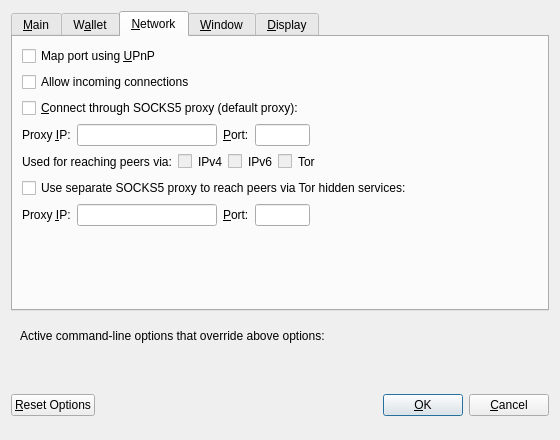
First picture: the form in src/qt/forms/optionsdialog.ui, repository dogecoin/dogecoin, before the edit.
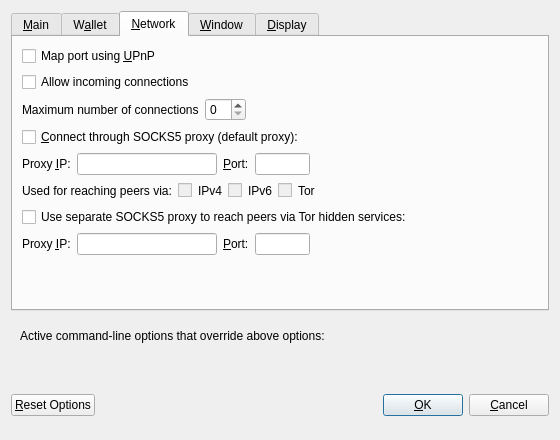
Second picture: the form after the edit. The open tabs and pages were chosen to show the change. Custom widgets are drawn as their Qt base class.

Commit message: Add max connection count GUI

What changed in the file:
```diff
--- a/src/qt/forms/optionsdialog.ui
+++ b/src/qt/forms/optionsdialog.ui
@@ -269,6 +269,43 @@
          </property>
         </widget>
        </item>
+       <item>
+        <layout class="QHBoxLayout" name="horizontalLayout_4_Main">
+         <item>
+          <widget class="QLabel" name="maxConnectionCountLabel">
+           <property name="text">
+            <string>Maximum number of connections</string>
+           </property>
+           <property name="textFormat">
+            <enum>Qt::PlainText</enum>
+           </property>
+           <property name="buddy">
+            <cstring>maxConnectionCount</cstring>
+           </property>
+          </widget>
+         </item>
+         <item>
+          <widget class="QSpinBox" name="maxConnectionCount">
+           <property name="toolTip">
+            <string>(0 = auto, &gt;0 = allow no more than that many optional connections)</string>
+           </property>
+          </widget>
+         </item>
+         <item>
+          <spacer name="horizontalSpacer_4_Main">
+           <property name="orientation">
+            <enum>Qt::Horizontal</enum>
+           </property>
+           <property name="sizeHint" stdset="0">
+            <size>
+             <width>40</width>
+             <height>20</height>
+            </size>
+           </property>
+          </spacer>
+         </item>
+        </layout>
+       </item>
        <item>
         <widget class="QCheckBox" name="connectSocks">
          <property name="toolTip">
```
The commit also changes 4 other files.
